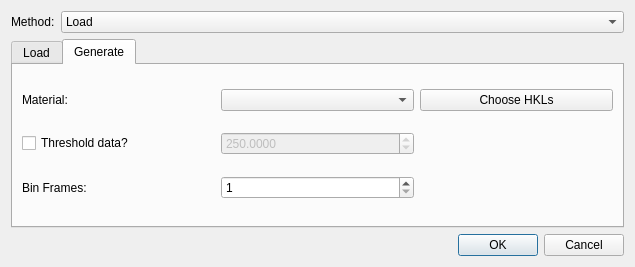
First picture: the form in hexrd/ui/resources/ui/ome_maps_select_dialog.ui, repository HEXRD/hexrdgui, before the edit.
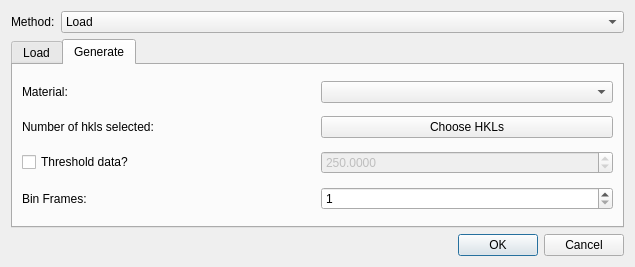
Second picture: the form after the edit.

Commit message: Add label indicating the number of hkls selected

What changed in the file:
```diff
--- a/hexrd/ui/resources/ui/ome_maps_select_dialog.ui
+++ b/hexrd/ui/resources/ui/ome_maps_select_dialog.ui
@@ -62,48 +62,24 @@
        <string>Generate</string>
       </attribute>
       <layout class="QGridLayout" name="gridLayout">
-       <item row="4" column="0">
-        <widget class="QLabel" name="bin_frames_label">
-         <property name="text">
-          <string>Bin Frames:</string>
-         </property>
-        </widget>
-       </item>
        <item row="0" column="1">
         <widget class="QComboBox" name="material"/>
        </item>
-       <item row="0" column="0">
-        <widget class="QLabel" name="material_label">
+       <item row="5" column="0">
+        <widget class="QLabel" name="bin_frames_label">
          <property name="text">
-          <string>Material:</string>
+          <string>Bin Frames:</string>
          </property>
         </widget>
        </item>
-       <item row="2" column="0">
+       <item row="3" column="0">
         <widget class="QCheckBox" name="apply_threshold">
          <property name="text">
           <string>Threshold data?</string>
          </property>
         </widget>
        </item>
-       <item row="0" column="2">
-        <widget class="QPushButton" name="choose_hkls">
-         <property name="text">
-          <string>Choose HKLs</string>
-         </property>
-        </widget>
-       </item>
-       <item row="4" column="1">
-        <widget class="QSpinBox" name="bin_frames">
-         <property name="minimum">
-          <number>1</number>
-         </property>
-         <property name="maximum">
-          <number>1000</number>
-         </property>
-        </widget>
-       </item>
-       <item row="2" column="1">
+       <item row="3" column="1">
         <widget class="QDoubleSpinBox" name="threshold">
          <property name="enabled">
           <bool>false</bool>
@@ -119,6 +95,37 @@
          </property>
         </widget>
        </item>
+       <item row="0" column="0">
+        <widget class="QLabel" name="material_label">
+         <property name="text">
+          <string>Material:</string>
+         </property>
+        </widget>
+       </item>
+       <item row="5" column="1">
+        <widget class="QSpinBox" name="bin_frames">
+         <property name="minimum">
+          <number>1</number>
+         </property>
+         <property name="maximum">
+          <number>1000</number>
+         </property>
+        </widget>
+       </item>
+       <item row="1" column="0">
+        <widget class="QLabel" name="num_hkls_selected">
+         <property name="text">
+          <string>Number of hkls selected:</string>
+         </property>
+        </widget>
+       </item>
+       <item row="1" column="1">
+        <widget class="QPushButton" name="choose_hkls">
+         <property name="text">
+          <string>Choose HKLs</string>
+         </property>
+        </widget>
+       </item>
       </layout>
      </widget>
     </widget>
```
The commit also changes 1 other file.
